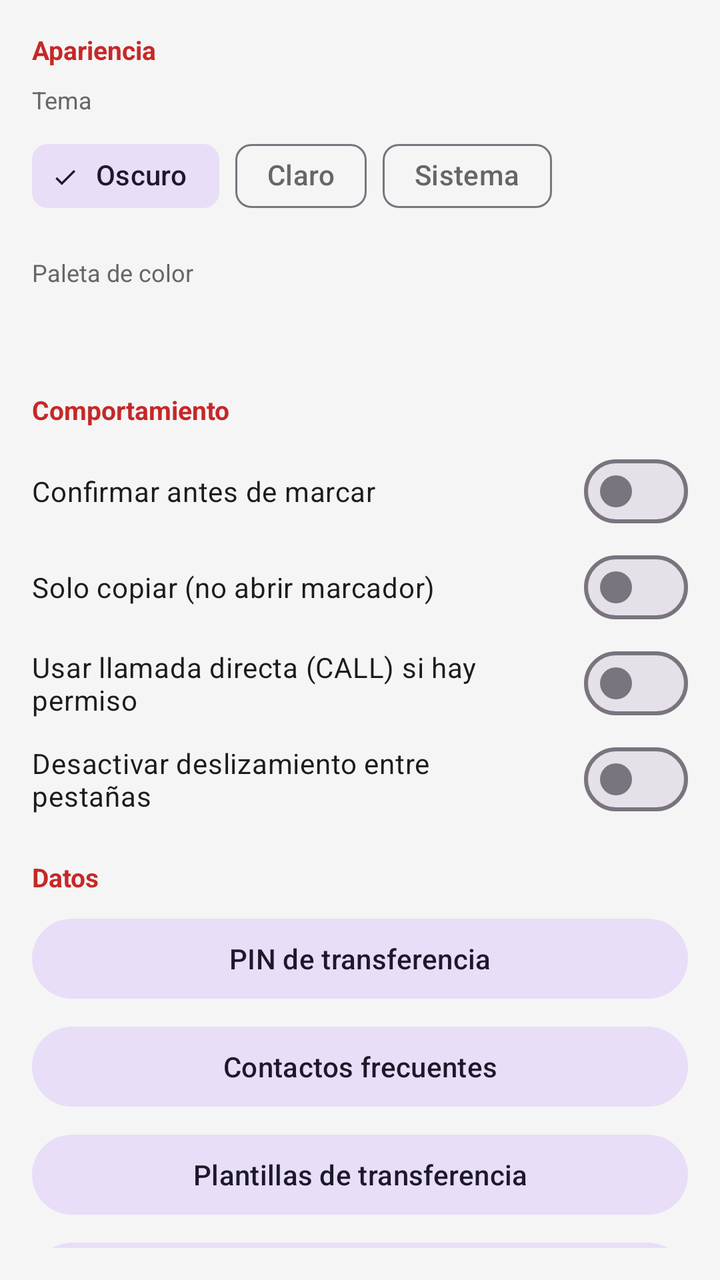
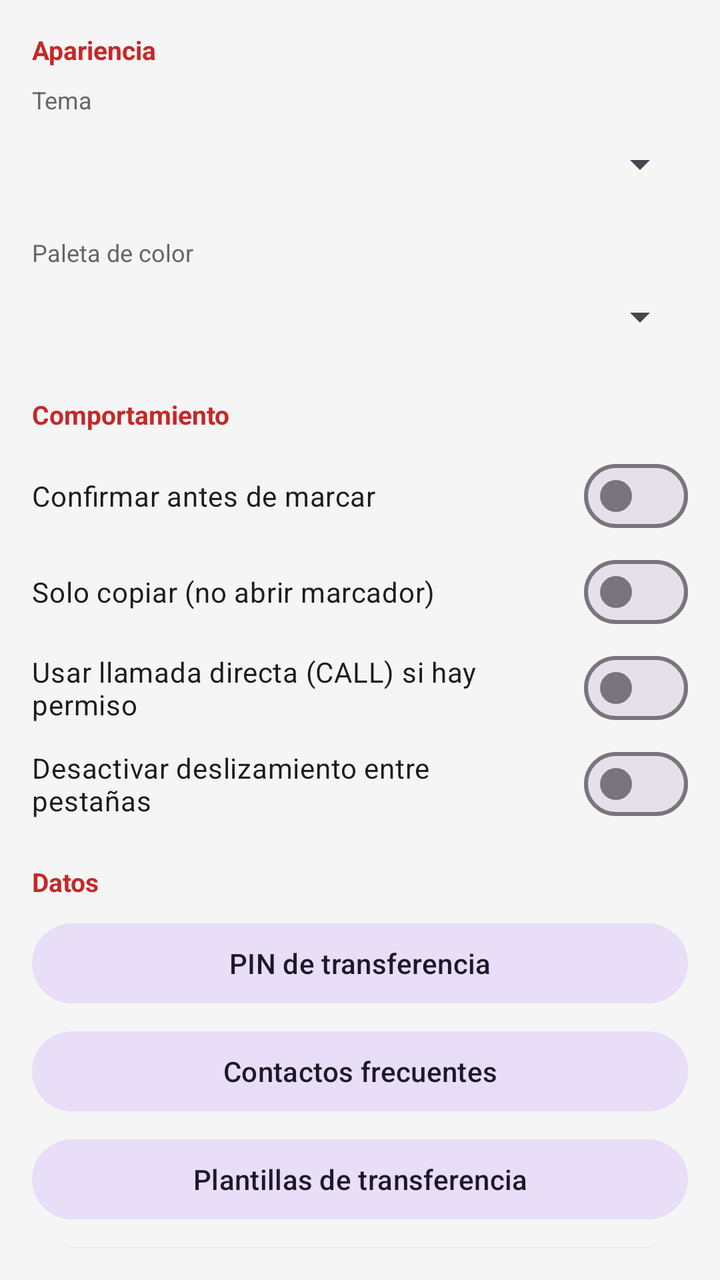

The first picture is an Android layout as it rendered before a commit; the second is the same layout after the commit. The layout source and the unified diff follow.
<!-- AndroidManifest.xml: application theme Theme.UssdCuba -->
<!-- res/layout/fragment_settings.xml -->
<?xml version="1.0" encoding="utf-8"?>
<androidx.core.widget.NestedScrollView
    xmlns:android="http://schemas.android.com/apk/res/android"
    xmlns:app="http://schemas.android.com/apk/res-auto"
    android:layout_width="match_parent"
    android:layout_height="match_parent"
    android:background="?attr/colorSurface"
    android:padding="16dp">

    <LinearLayout
        android:layout_width="match_parent"
        android:layout_height="wrap_content"
        android:orientation="vertical"
        android:paddingBottom="24dp">

        <TextView
            android:layout_width="match_parent"
            android:layout_height="wrap_content"
            android:text="Apariencia"
            android:textStyle="bold"
            android:textSize="13sp"
            android:textColor="?attr/colorPrimary"
            android:layout_marginBottom="8dp" />

        <TextView
            android:layout_width="match_parent"
            android:layout_height="wrap_content"
            android:text="Tema"
            android:textSize="12sp"
            android:textColor="?attr/colorOnSurfaceVariant"
            android:layout_marginBottom="6dp" />

        <com.google.android.material.chip.ChipGroup
            android:id="@+id/chipGroupTheme"
            android:layout_width="match_parent"
            android:layout_height="wrap_content"
            app:singleSelection="true"
            app:selectionRequired="true"
            android:layout_marginBottom="16dp">

            <com.google.android.material.chip.Chip
                android:id="@+id/chipThemeDark"
                style="@style/Widget.Material3.Chip.Filter"
                android:layout_width="wrap_content"
                android:layout_height="wrap_content"
                android:text="Oscuro"
                android:checked="true" />

            <com.google.android.material.chip.Chip
                android:id="@+id/chipThemeLight"
                style="@style/Widget.Material3.Chip.Filter"
                android:layout_width="wrap_content"
                android:layout_height="wrap_content"
                android:text="Claro" />

            <com.google.android.material.chip.Chip
                android:id="@+id/chipThemeSystem"
                style="@style/Widget.Material3.Chip.Filter"
                android:layout_width="wrap_content"
                android:layout_height="wrap_content"
                android:text="Sistema" />
        </com.google.android.material.chip.ChipGroup>

        <TextView
            android:layout_width="match_parent"
            android:layout_height="wrap_content"
            android:text="Paleta de color"
            android:textSize="12sp"
            android:textColor="?attr/colorOnSurfaceVariant"
            android:layout_marginBottom="6dp" />

        <HorizontalScrollView
            android:layout_width="match_parent"
            android:layout_height="wrap_content"
            android:scrollbars="none"
            android:layout_marginBottom="4dp">

            <LinearLayout
                android:id="@+id/paletteRow"
                android:layout_width="wrap_content"
                android:layout_height="wrap_content"
                android:orientation="horizontal"
                android:gravity="center_vertical"
                android:paddingVertical="4dp" />
        </HorizontalScrollView>

        <TextView
            android:id="@+id/tvPaletteName"
            android:layout_width="match_parent"
            android:layout_height="wrap_content"
            android:textSize="13sp"
            android:textColor="?attr/colorOnSurface"
            android:layout_marginBottom="16dp" />

        <TextView
            android:layout_width="match_parent"
            android:layout_height="wrap_content"
            android:text="Comportamiento"
            android:textStyle="bold"
            android:textSize="13sp"
            android:textColor="?attr/colorPrimary"
            android:layout_marginBottom="8dp" />

        <com.google.android.material.materialswitch.MaterialSwitch
            android:id="@+id/switchConfirm"
            android:layout_width="match_parent"
            android:layout_height="wrap_content"
            android:text="Confirmar antes de marcar" />

        <com.google.android.material.materialswitch.MaterialSwitch
            android:id="@+id/switchCopy"
            android:layout_width="match_parent"
            android:layout_height="wrap_content"
            android:text="Solo copiar (no abrir marcador)" />

        <com.google.android.material.materialswitch.MaterialSwitch
            android:id="@+id/switchCall"
            android:layout_width="match_parent"
            android:layout_height="wrap_content"
            android:text="Usar llamada directa (CALL) si hay permiso" />

        <com.google.android.material.materialswitch.MaterialSwitch
            android:id="@+id/switchSwipe"
            android:layout_width="match_parent"
            android:layout_height="wrap_content"
            android:text="Desactivar deslizamiento entre pestañas"
            android:layout_marginBottom="16dp" />

        <TextView
            android:layout_width="match_parent"
            android:layout_height="wrap_content"
            android:text="Datos"
            android:textStyle="bold"
            android:textSize="13sp"
            android:textColor="?attr/colorPrimary"
            android:layout_marginBottom="8dp" />

        <com.google.android.material.button.MaterialButton
            android:id="@+id/btnPin"
            style="@style/Widget.Material3.Button.TonalButton"
            android:layout_width="match_parent"
            android:layout_height="wrap_content"
            android:text="PIN de transferencia"
            android:layout_marginBottom="6dp" />

        <com.google.android.material.button.MaterialButton
            android:id="@+id/btnContacts"
            style="@style/Widget.Material3.Button.TonalButton"
            android:layout_width="match_parent"
            android:layout_height="wrap_content"
            android:text="Contactos frecuentes"
            android:layout_marginBottom="6dp" />

        <com.google.android.material.button.MaterialButton
            android:id="@+id/btnTemplates"
            style="@style/Widget.Material3.Button.TonalButton"
            android:layout_width="match_parent"
            android:layout_height="wrap_content"
            android:text="Plantillas de transferencia"
            android:layout_marginBottom="6dp" />

        <com.google.android.material.button.MaterialButton
            android:id="@+id/btnExport"
            style="@style/Widget.Material3.Button.TonalButton"
            android:layout_width="match_parent"
            android:layout_height="wrap_content"
            android:text="Exportar favoritos"
            android:layout_marginBottom="6dp" />

        <com.google.android.material.button.MaterialButton
            android:id="@+id/btnImport"
            style="@style/Widget.Material3.Button.TonalButton"
            android:layout_width="match_parent"
            android:layout_height="wrap_content"
            android:text="Importar favoritos (pegar JSON)"
            android:layout_marginBottom="6dp" />

        <com.google.android.material.button.MaterialButton
            android:id="@+id/btnChecklist"
            style="@style/Widget.Material3.Button.OutlinedButton"
            android:layout_width="match_parent"
            android:layout_height="wrap_content"
            android:text="Checklist post-recarga"
            android:layout_marginTop="8dp" />

    </LinearLayout>
</androidx.core.widget.NestedScrollView>
<!-- resources referenced by this layout -->
<resources>
  <style name="Theme.UssdCuba" parent="Theme.UssdCuba.Cuba.Dark" />
  <style name="Theme.UssdCuba.Cuba.Dark" parent="Theme.UssdCuba.BaseDark">
          <item name="colorPrimary">#EF5350</item>
          <item name="colorPrimaryContainer">#5C1A1A</item>
          <item name="colorOnPrimary">#FFFFFF</item>
          <item name="colorOnPrimaryContainer">#FFCDD2</item>
      </style>
  <style name="Theme.UssdCuba.BaseDark" parent="Theme.Material3.Dark.NoActionBar">
          <item name="colorSecondary">#42A5F5</item>
          <item name="colorOnSecondary">#FFFFFF</item>
          <item name="colorSurface">#121212</item>
          <item name="colorSurfaceContainer">#1E1E1E</item>
          <item name="colorOnSurface">#E8E8E8</item>
          <item name="colorOnSurfaceVariant">#A0A0A0</item>
          <item name="colorOutlineVariant">#333333</item>
          <item name="android:colorBackground">#121212</item>
          <item name="android:statusBarColor">#121212</item>
          <item name="android:navigationBarColor">#121212</item>
          <item name="android:windowBackground">#121212</item>
      </style>
</resources>

<!-- the commit's change to res/layout/fragment_settings.xml (unified diff, before → after) -->
@@ -1,7 +1,6 @@
 <?xml version="1.0" encoding="utf-8"?>
 <androidx.core.widget.NestedScrollView
     xmlns:android="http://schemas.android.com/apk/res/android"
-    xmlns:app="http://schemas.android.com/apk/res-auto"
     android:layout_width="match_parent"
     android:layout_height="match_parent"
     android:background="?attr/colorSurface"
@@ -13,175 +12,74 @@
         android:orientation="vertical"
         android:paddingBottom="24dp">
 
-        <TextView
-            android:layout_width="match_parent"
-            android:layout_height="wrap_content"
-            android:text="Apariencia"
-            android:textStyle="bold"
-            android:textSize="13sp"
-            android:textColor="?attr/colorPrimary"
-            android:layout_marginBottom="8dp" />
+        <TextView android:layout_width="match_parent" android:layout_height="wrap_content"
+            android:text="Apariencia" android:textStyle="bold" android:textSize="13sp"
+            android:textColor="?attr/colorPrimary" android:layout_marginBottom="8dp" />
 
-        <TextView
-            android:layout_width="match_parent"
-            android:layout_height="wrap_content"
-            android:text="Tema"
-            android:textSize="12sp"
-            android:textColor="?attr/colorOnSurfaceVariant"
-            android:layout_marginBottom="6dp" />
+        <TextView android:layout_width="match_parent" android:layout_height="wrap_content"
+            android:text="Tema" android:textSize="12sp" android:textColor="?attr/colorOnSurfaceVariant" />
+        <Spinner android:id="@+id/spinnerTheme" android:layout_width="match_parent"
+            android:layout_height="48dp" android:layout_marginBottom="12dp" />
 
-        <com.google.android.material.chip.ChipGroup
-            android:id="@+id/chipGroupTheme"
-            android:layout_width="match_parent"
-            android:layout_height="wrap_content"
-            app:singleSelection="true"
-            app:selectionRequired="true"
-            android:layout_marginBottom="16dp">
+        <TextView android:layout_width="match_parent" android:layout_height="wrap_content"
+            android:text="Paleta de color" android:textSize="12sp" android:textColor="?attr/colorOnSurfaceVariant" />
+        <Spinner android:id="@+id/spinnerPalette" android:layout_width="match_parent"
+            android:layout_height="48dp" android:layout_marginBottom="16dp" />
 
-            <com.google.android.material.chip.Chip
-                android:id="@+id/chipThemeDark"
-                style="@style/Widget.Material3.Chip.Filter"
-                android:layout_width="wrap_content"
-                android:layout_height="wrap_content"
-                android:text="Oscuro"
-                android:checked="true" />
+        <TextView android:layout_width="match_parent" android:layout_height="wrap_content"
+            android:text="Comportamiento" android:textStyle="bold" android:textSize="13sp"
+            android:textColor="?attr/colorPrimary" android:layout_marginBottom="8dp" />
 
-            <com.google.android.material.chip.Chip
-                android:id="@+id/chipThemeLight"
-                style="@style/Widget.Material3.Chip.Filter"
-                android:layout_width="wrap_content"
-                android:layout_height="wrap_content"
-                android:text="Claro" />
+        <com.google.android.material.materialswitch.MaterialSwitch
+            android:id="@+id/switchConfirm" android:layout_width="match_parent"
+            android:layout_height="wrap_content" android:text="Confirmar antes de marcar" />
 
-            <com.google.android.material.chip.Chip
-                android:id="@+id/chipThemeSystem"
-                style="@style/Widget.Material3.Chip.Filter"
-                android:layout_width="wrap_content"
-                android:layout_height="wrap_content"
-                android:text="Sistema" />
-        </com.google.android.material.chip.ChipGroup>
+        <com.google.android.material.materialswitch.MaterialSwitch
+            android:id="@+id/switchCopy" android:layout_width="match_parent"
+            android:layout_height="wrap_content" android:text="Solo copiar (no abrir marcador)" />
 
-        <TextView
-            android:layout_width="match_parent"
-            android:layout_height="wrap_content"
-            android:text="Paleta de color"
-            android:textSize="12sp"
-            android:textColor="?attr/colorOnSurfaceVariant"
-            android:layout_marginBottom="6dp" />
+        <com.google.android.material.materialswitch.MaterialSwitch
+            android:id="@+id/switchCall" android:layout_width="match_parent"
+            android:layout_height="wrap_content" android:text="Usar llamada directa (CALL) si hay permiso" />
 
-        <HorizontalScrollView
-            android:layout_width="match_parent"
-            android:layout_height="wrap_content"
-            android:scrollbars="none"
-            android:layout_marginBottom="4dp">
-
-            <LinearLayout
-                android:id="@+id/paletteRow"
-                android:layout_width="wrap_content"
-                android:layout_height="wrap_content"
-                android:orientation="horizontal"
-                android:gravity="center_vertical"
-                android:paddingVertical="4dp" />
-        </HorizontalScrollView>
-
-        <TextView
-            android:id="@+id/tvPaletteName"
-            android:layout_width="match_parent"
-            android:layout_height="wrap_content"
-            android:textSize="13sp"
-            android:textColor="?attr/colorOnSurface"
+        <com.google.android.material.materialswitch.MaterialSwitch
+            android:id="@+id/switchSwipe" android:layout_width="match_parent"
+            android:layout_height="wrap_content" android:text="Desactivar deslizamiento entre pestañas"
             android:layout_marginBottom="16dp" />
 
-        <TextView
-            android:layout_width="match_parent"
-            android:layout_height="wrap_content"
-            android:text="Comportamiento"
-            android:textStyle="bold"
-            android:textSize="13sp"
-            android:textColor="?attr/colorPrimary"
-            android:layout_marginBottom="8dp" />
-
-        <com.google.android.material.materialswitch.MaterialSwitch
-            android:id="@+id/switchConfirm"
-            android:layout_width="match_parent"
-            android:layout_height="wrap_content"
-            android:text="Confirmar antes de marcar" />
-
-        <com.google.android.material.materialswitch.MaterialSwitch
-            android:id="@+id/switchCopy"
-            android:layout_width="match_parent"
-            android:layout_height="wrap_content"
-            android:text="Solo copiar (no abrir marcador)" />
-
-        <com.google.android.material.materialswitch.MaterialSwitch
-            android:id="@+id/switchCall"
-            android:layout_width="match_parent"
-            android:layout_height="wrap_content"
-            android:text="Usar llamada directa (CALL) si hay permiso" />
-
-        <com.google.android.material.materialswitch.MaterialSwitch
-            android:id="@+id/switchSwipe"
-            android:layout_width="match_parent"
-            android:layout_height="wrap_content"
-            android:text="Desactivar deslizamiento entre pestañas"
-            android:layout_marginBottom="16dp" />
-
-        <TextView
-            android:layout_width="match_parent"
-            android:layout_height="wrap_content"
-            android:text="Datos"
-            android:textStyle="bold"
-            android:textSize="13sp"
-            android:textColor="?attr/colorPrimary"
-            android:layout_marginBottom="8dp" />
+        <TextView android:layout_width="match_parent" android:layout_height="wrap_content"
+            android:text="Datos" android:textStyle="bold" android:textSize="13sp"
+            android:textColor="?attr/colorPrimary" android:layout_marginBottom="8dp" />
 
         <com.google.android.material.button.MaterialButton
-            android:id="@+id/btnPin"
-            style="@style/Widget.Material3.Button.TonalButton"
-            android:layout_width="match_parent"
-            android:layout_height="wrap_content"
-            android:text="PIN de transferencia"
-            android:layout_marginBottom="6dp" />
+            android:id="@+id/btnPin" style="@style/Widget.Material3.Button.TonalButton"
+            android:layout_width="match_parent" android:layout_height="wrap_content"
+            android:text="PIN de transferencia" android:layout_marginBottom="6dp" />
 
         <com.google.android.material.button.MaterialButton
-            android:id="@+id/btnContacts"
-            style="@style/Widget.Material3.Button.TonalButton"
-            android:layout_width="match_parent"
-            android:layout_height="wrap_content"
-            android:text="Contactos frecuentes"
-            android:layout_marginBottom="6dp" />
+            android:id="@+id/btnContacts" style="@style/Widget.Material3.Button.TonalButton"
+            android:layout_width="match_parent" android:layout_height="wrap_content"
+            android:text="Contactos frecuentes" android:layout_marginBottom="6dp" />
 
         <com.google.android.material.button.MaterialButton
-            android:id="@+id/btnTemplates"
-            style="@style/Widget.Material3.Button.TonalButton"
-            android:layout_width="match_parent"
-            android:layout_height="wrap_content"
-            android:text="Plantillas de transferencia"
-            android:layout_marginBottom="6dp" />
+            android:id="@+id/btnTemplates" style="@style/Widget.Material3.Button.TonalButton"
+            android:layout_width="match_parent" android:layout_height="wrap_content"
+            android:text="Plantillas de transferencia" android:layout_marginBottom="6dp" />
 
         <com.google.android.material.button.MaterialButton
-            android:id="@+id/btnExport"
-            style="@style/Widget.Material3.Button.TonalButton"
-            android:layout_width="match_parent"
-            android:layout_height="wrap_content"
-            android:text="Exportar favoritos"
-            android:layout_marginBottom="6dp" />
+            android:id="@+id/btnExport" style="@style/Widget.Material3.Button.TonalButton"
+            android:layout_width="match_parent" android:layout_height="wrap_content"
+            android:text="Exportar favoritos" android:layout_marginBottom="6dp" />
 
         <com.google.android.material.button.MaterialButton
-            android:id="@+id/btnImport"
-            style="@style/Widget.Material3.Button.TonalButton"
-            android:layout_width="match_parent"
-            android:layout_height="wrap_content"
-            android:text="Importar favoritos (pegar JSON)"
-            android:layout_marginBottom="6dp" />
+            android:id="@+id/btnImport" style="@style/Widget.Material3.Button.TonalButton"
+            android:layout_width="match_parent" android:layout_height="wrap_content"
+            android:text="Importar favoritos (pegar JSON)" android:layout_marginBottom="6dp" />
 
         <com.google.android.material.button.MaterialButton
-            android:id="@+id/btnChecklist"
-            style="@style/Widget.Material3.Button.OutlinedButton"
-            android:layout_width="match_parent"
-            android:layout_height="wrap_content"
-            android:text="Checklist post-recarga"
-            android:layout_marginTop="8dp" />
+            android:id="@+id/btnChecklist" style="@style/Widget.Material3.Button.OutlinedButton"
+            android:layout_width="match_parent" android:layout_height="wrap_content"
+            android:text="Checklist post-recarga" android:layout_marginTop="8dp" />
 
     </LinearLayout>
 </androidx.core.widget.NestedScrollView>
